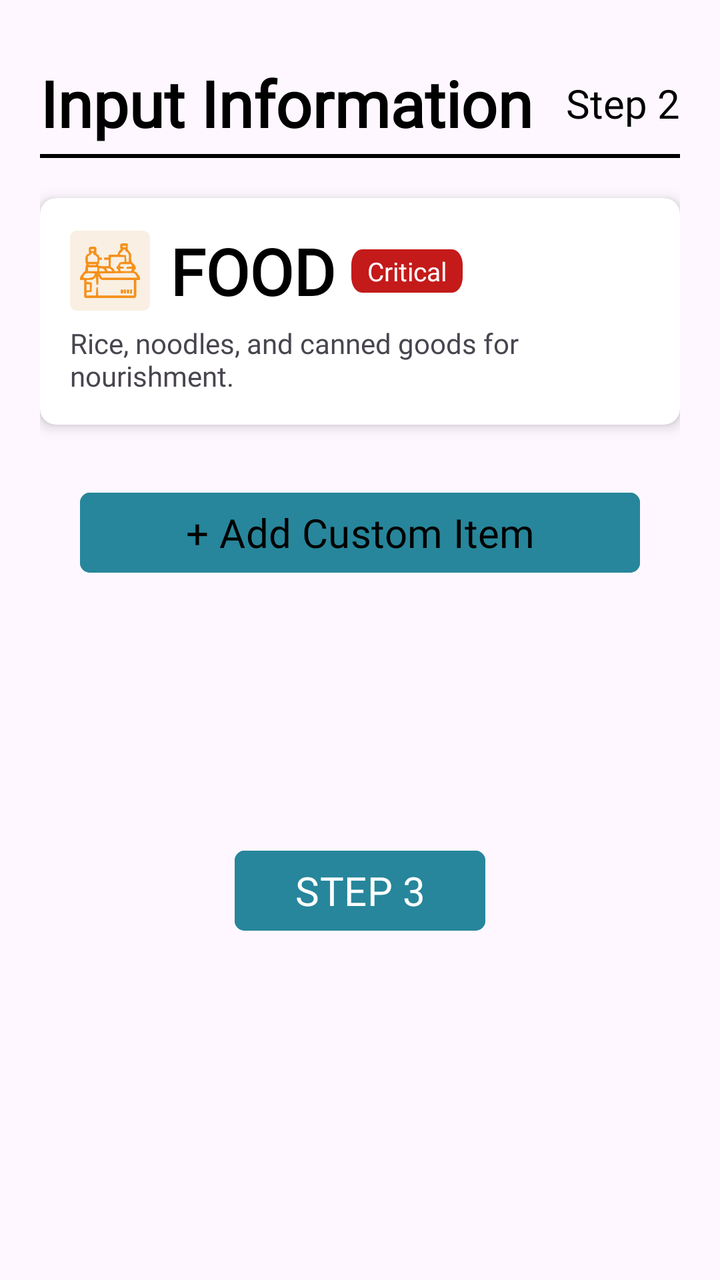
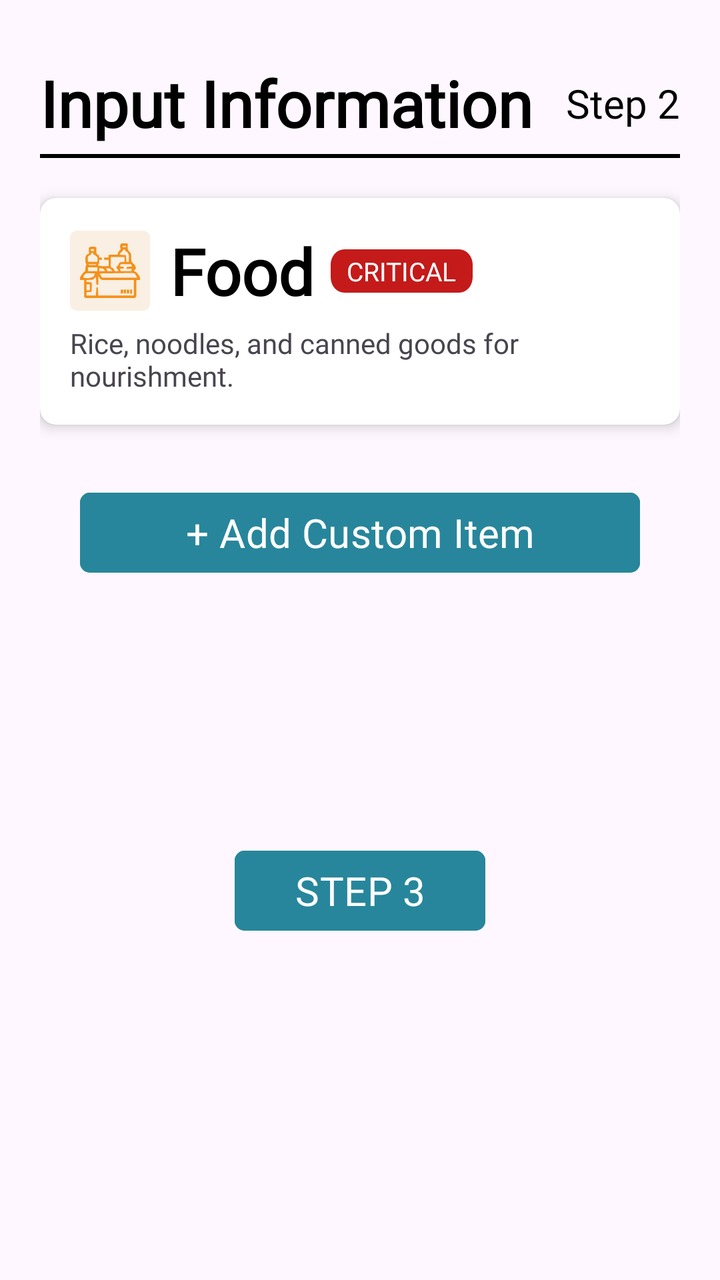

Compare the two renders of this Android layout. The source of the first and the diff that turns it into the second are given below.
<!-- AndroidManifest.xml: application theme Theme.Dawnasyon_v1 -->
<!-- res/layout/donation_details.xml -->
<?xml version="1.0" encoding="utf-8"?>
<ScrollView xmlns:android="http://schemas.android.com/apk/res/android"
    xmlns:app="http://schemas.android.com/apk/res-auto"
    xmlns:tools="http://schemas.android.com/tools"
    android:layout_width="match_parent"
    android:layout_height="match_parent"
    android:fillViewport="true">

    <androidx.constraintlayout.widget.ConstraintLayout
        android:layout_width="match_parent"
        android:layout_height="wrap_content"
        android:padding="20dp">

        <TextView
            android:id="@+id/txtHeader"
            android:layout_width="wrap_content"
            android:layout_height="wrap_content"
            android:layout_marginTop="10dp"
            android:fontFamily="@font/dongle"
            android:text="@string/input_information"
            android:textColor="@android:color/black"
            android:textSize="32sp"
            android:textStyle="bold"
            app:layout_constraintStart_toStartOf="parent"
            app:layout_constraintTop_toTopOf="parent" />

        <View
            android:id="@+id/separatorLine"
            android:layout_width="wrap_content"
            android:layout_height="2dp"
            android:layout_marginStart="24dp"
            android:layout_marginTop="4dp"
            android:layout_marginEnd="24dp"
            android:background="@color/black"
            app:layout_constraintEnd_toEndOf="parent"
            app:layout_constraintStart_toStartOf="parent"
            app:layout_constraintTop_toBottomOf="@id/txtHeader" />

        <TextView
            android:id="@+id/txtStep"
            android:layout_width="wrap_content"
            android:layout_height="wrap_content"
            android:fontFamily="@font/dongle"
            android:text="@string/step_2"
            android:textColor="@color/black"
            android:textSize="20sp"
            app:layout_constraintBottom_toBottomOf="@id/txtHeader"
            app:layout_constraintEnd_toEndOf="parent"
            app:layout_constraintTop_toTopOf="@id/txtHeader" />

        <androidx.cardview.widget.CardView
            android:id="@+id/cardCategory"
            android:layout_width="match_parent"
            android:layout_height="wrap_content"
            android:layout_marginTop="20dp"
            app:cardCornerRadius="8dp"
            app:cardElevation="4dp"
            app:layout_constraintTop_toBottomOf="@id/separatorLine">

            <LinearLayout
                android:layout_width="match_parent"
                android:layout_height="wrap_content"
                android:orientation="vertical"
                android:padding="15dp">

                <LinearLayout
                    android:layout_width="match_parent"
                    android:layout_height="wrap_content"
                    android:orientation="horizontal"
                    android:gravity="center_vertical">

                    <ImageView
                        android:id="@+id/detailsImage"
                        android:layout_width="40dp"
                        android:layout_height="40dp"
                        android:src="@drawable/ic_food"
                        android:layout_marginEnd="10dp"
                        android:background="@drawable/bg"
                        android:padding="5dp"/>

                    <TextView
                        android:id="@+id/detailsTitle"
                        android:layout_width="wrap_content"
                        android:layout_height="wrap_content"
                        android:fontFamily="@font/dongle"
                        android:text="@string/food"
                        android:textColor="@android:color/black"
                        android:textSize="32sp"
                        android:textStyle="bold" />

                    <TextView
                        android:id="@+id/detailsStatus"
                        android:layout_width="wrap_content"
                        android:layout_height="wrap_content"
                        android:layout_marginStart="8dp"
                        android:background="@drawable/status_red"
                        android:fontFamily="@font/dongle"
                        android:paddingStart="8dp"
                        android:paddingTop="2dp"
                        android:paddingEnd="8dp"
                        android:paddingBottom="2dp"
                        android:text="@string/critical"
                        android:textAlignment="center"
                        android:textColor="@android:color/white"
                        android:textSize="13sp" />
                </LinearLayout>

                <TextView
                    android:id="@+id/detailsDescription"
                    android:layout_width="match_parent"
                    android:layout_height="wrap_content"
                    android:layout_marginTop="5dp"
                    android:fontFamily="@font/dongle_light"
                    android:text="Rice, noodles, and canned goods for nourishment."
                    android:textSize="14sp" />
            </LinearLayout>
        </androidx.cardview.widget.CardView>

        <LinearLayout
            android:id="@+id/reliefPackContainer"
            android:layout_width="match_parent"
            android:layout_height="wrap_content"
            android:orientation="vertical"
            android:layout_marginTop="15dp"
            android:visibility="gone"
            app:layout_constraintTop_toBottomOf="@id/cardCategory">

            <com.google.android.material.textfield.TextInputLayout
                android:layout_width="match_parent"
                android:layout_height="wrap_content"
                style="@style/Widget.MaterialComponents.TextInputLayout.OutlinedBox"
                android:hint="Number of Packs">

                <com.google.android.material.textfield.TextInputEditText
                    android:id="@+id/etPackQuantity"
                    android:layout_width="match_parent"
                    android:layout_height="wrap_content"
                    android:inputType="number" />
            </com.google.android.material.textfield.TextInputLayout>

            <com.google.android.material.textfield.TextInputLayout
                android:layout_width="match_parent"
                android:layout_height="wrap_content"
                android:layout_marginTop="12dp"
                style="@style/Widget.MaterialComponents.TextInputLayout.OutlinedBox"
                android:hint="Specific Contents of the Pack (e.g., 2kg rice, 3 canned goods)">

                <com.google.android.material.textfield.TextInputEditText
                    android:id="@+id/etPackContents"
                    android:layout_width="match_parent"
                    android:layout_height="wrap_content"
                    android:inputType="textMultiLine"
                    android:lines="4"
                    android:gravity="top" />
            </com.google.android.material.textfield.TextInputLayout>
        </LinearLayout>

        <LinearLayout
            android:id="@+id/itemInputsContainer"
            android:layout_width="match_parent"
            android:layout_height="wrap_content"
            android:orientation="vertical"
            android:layout_marginTop="15dp"
            app:layout_constraintTop_toBottomOf="@id/reliefPackContainer"/>

        <Button
            android:id="@+id/btnAddCustomItem"
            android:layout_width="match_parent"
            android:layout_height="wrap_content"
            android:layout_marginStart="20dp"
            android:layout_marginTop="15dp"
            android:layout_marginEnd="20dp"
            android:backgroundTint="#27869B"
            android:fontFamily="@font/dongle"
            android:text="@string/add_custom_item"
            android:textAllCaps="false"
            android:textColor="#000000"
            android:textSize="20sp"
            app:cornerRadius="5dp"
            app:layout_constraintTop_toBottomOf="@id/itemInputsContainer" />

        <LinearLayout
            android:id="@+id/customItemInputLayout"
            android:layout_width="match_parent"
            android:layout_height="wrap_content"
            android:orientation="vertical"
            android:layout_marginTop="10dp"
            android:visibility="gone"
            app:layout_constraintTop_toBottomOf="@id/btnAddCustomItem">
        </LinearLayout>

        <Button
            android:id="@+id/btnStep3"
            android:layout_width="wrap_content"
            android:layout_height="wrap_content"
            android:layout_marginTop="30dp"
            android:layout_marginBottom="50dp"
            android:backgroundTint="#27869B"
            android:fontFamily="@font/dongle"
            android:paddingStart="30dp"
            android:paddingEnd="30dp"
            android:text="STEP 3"
            android:textColor="@android:color/white"
            android:textSize="20sp"
            app:cornerRadius="5dp"
            app:layout_constraintBottom_toBottomOf="parent"
            app:layout_constraintEnd_toEndOf="parent"
            app:layout_constraintStart_toStartOf="parent"
            app:layout_constraintTop_toBottomOf="@id/customItemInputLayout" />

    </androidx.constraintlayout.widget.ConstraintLayout>
</ScrollView>
<!-- resources referenced by this layout -->
<resources>
  <color name="black">#FF000000</color>
  <!-- drawable bg (drawable) -->
  <vector xmlns:android="http://schemas.android.com/apk/res/android"
      android:width="58dp"
      android:height="58dp"
      android:viewportWidth="58"
      android:viewportHeight="58">
    <path
        android:pathData="M5,0L53,0A5,5 0,0 1,58 5L58,53A5,5 0,0 1,53 58L5,58A5,5 0,0 1,0 53L0,5A5,5 0,0 1,5 0z"
        android:fillColor="#F9EFE2"/>
  </vector>
  <!-- drawable ic_food: vector/xml drawable (drawable, 8207 chars, omitted) -->
  <!-- drawable status_red (drawable) -->
  <vector xmlns:android="http://schemas.android.com/apk/res/android"
      android:width="52dp"
      android:height="14dp"
      android:viewportWidth="52"
      android:viewportHeight="14">
    <path
        android:pathData="M5,0L47,0A5,5 0,0 1,52 5L52,9A5,5 0,0 1,47 14L5,14A5,5 0,0 1,0 9L0,5A5,5 0,0 1,5 0z"
        android:fillColor="#C41A1A"/>
  </vector>
  <string name="add_custom_item">+ Add Custom Item</string>
  <string name="critical">Critical</string>
  <string name="food">FOOD</string>
  <string name="input_information">Input Information</string>
  <string name="step_2" translatable="false">Step 2</string>
  <style name="Theme.Dawnasyon_v1" parent="Base.Theme.Dawnasyon_v1" />
  <style name="Base.Theme.Dawnasyon_v1" parent="Theme.Material3.Light.NoActionBar">
          
          
      </style>
</resources>

<!-- the commit's change to res/layout/donation_details.xml (unified diff, before → after) -->
@@ -17,7 +17,7 @@
             android:layout_height="wrap_content"
             android:layout_marginTop="10dp"
             android:fontFamily="@font/dongle"
-            android:text="@string/input_information"
+            android:text="Input Information"
             android:textColor="@android:color/black"
             android:textSize="32sp"
             android:textStyle="bold"
@@ -26,11 +26,9 @@
 
         <View
             android:id="@+id/separatorLine"
-            android:layout_width="wrap_content"
+            android:layout_width="0dp"
             android:layout_height="2dp"
-            android:layout_marginStart="24dp"
             android:layout_marginTop="4dp"
-            android:layout_marginEnd="24dp"
             android:background="@color/black"
             app:layout_constraintEnd_toEndOf="parent"
             app:layout_constraintStart_toStartOf="parent"
@@ -41,7 +39,7 @@
             android:layout_width="wrap_content"
             android:layout_height="wrap_content"
             android:fontFamily="@font/dongle"
-            android:text="@string/step_2"
+            android:text="Step 2"
             android:textColor="@color/black"
             android:textSize="20sp"
             app:layout_constraintBottom_toBottomOf="@id/txtHeader"
@@ -83,7 +81,7 @@
                         android:layout_width="wrap_content"
                         android:layout_height="wrap_content"
                         android:fontFamily="@font/dongle"
-                        android:text="@string/food"
+                        android:text="Food"
                         android:textColor="@android:color/black"
                         android:textSize="32sp"
                         android:textStyle="bold" />
@@ -99,7 +97,7 @@
                         android:paddingTop="2dp"
                         android:paddingEnd="8dp"
                         android:paddingBottom="2dp"
-                        android:text="@string/critical"
+                        android:text="CRITICAL"
                         android:textAlignment="center"
                         android:textColor="@android:color/white"
                         android:textSize="13sp" />
@@ -143,7 +141,7 @@
                 android:layout_height="wrap_content"
                 android:layout_marginTop="12dp"
                 style="@style/Widget.MaterialComponents.TextInputLayout.OutlinedBox"
-                android:hint="Specific Contents of the Pack (e.g., 2kg rice, 3 canned goods)">
+                android:hint="Specific Contents of the Pack">
 
                 <com.google.android.material.textfield.TextInputEditText
                     android:id="@+id/etPackContents"
@@ -172,9 +170,9 @@
             android:layout_marginEnd="20dp"
             android:backgroundTint="#27869B"
             android:fontFamily="@font/dongle"
-            android:text="@string/add_custom_item"
+            android:text="+ Add Custom Item"
             android:textAllCaps="false"
-            android:textColor="#000000"
+            android:textColor="#FFFFFF"
             android:textSize="20sp"
             app:cornerRadius="5dp"
             app:layout_constraintTop_toBottomOf="@id/itemInputsContainer" />
<!-- resource entries referenced after the edit -->
@@ -22,11 +22,6 @@
         android:pathData="M5,0L47,0A5,5 0,0 1,52 5L52,9A5,5 0,0 1,47 14L5,14A5,5 0,0 1,0 9L0,5A5,5 0,0 1,5 0z"
         android:fillColor="#C41A1A"/>
   </vector>
-  <string name="add_custom_item">+ Add Custom Item</string>
-  <string name="critical">Critical</string>
-  <string name="food">FOOD</string>
-  <string name="input_information">Input Information</string>
-  <string name="step_2" translatable="false">Step 2</string>
   <style name="Theme.Dawnasyon_v1" parent="Base.Theme.Dawnasyon_v1" />
   <style name="Base.Theme.Dawnasyon_v1" parent="Theme.Material3.Light.NoActionBar">
           
